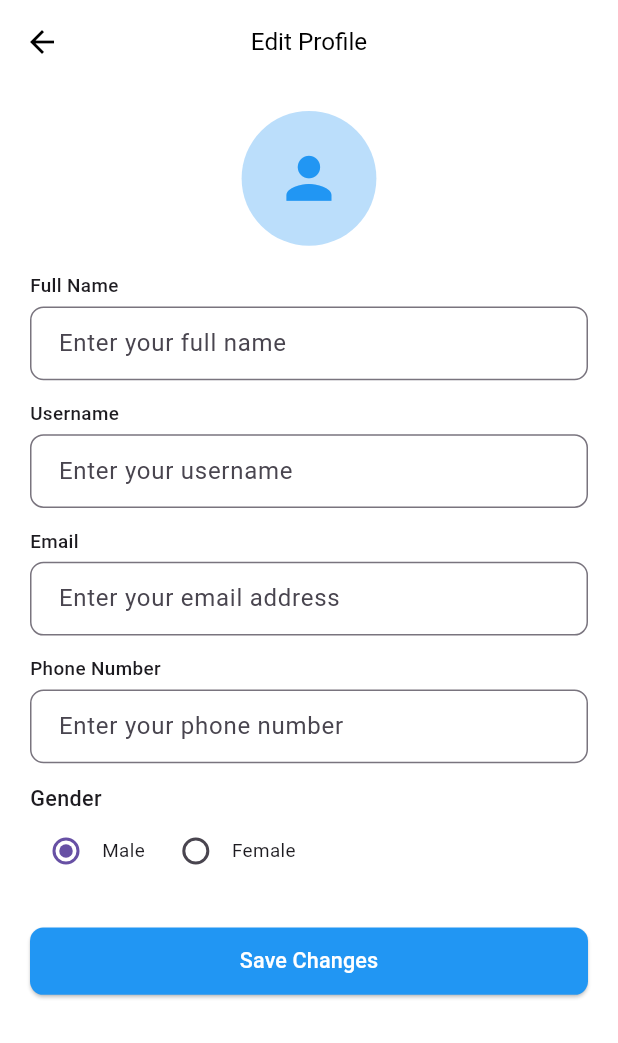
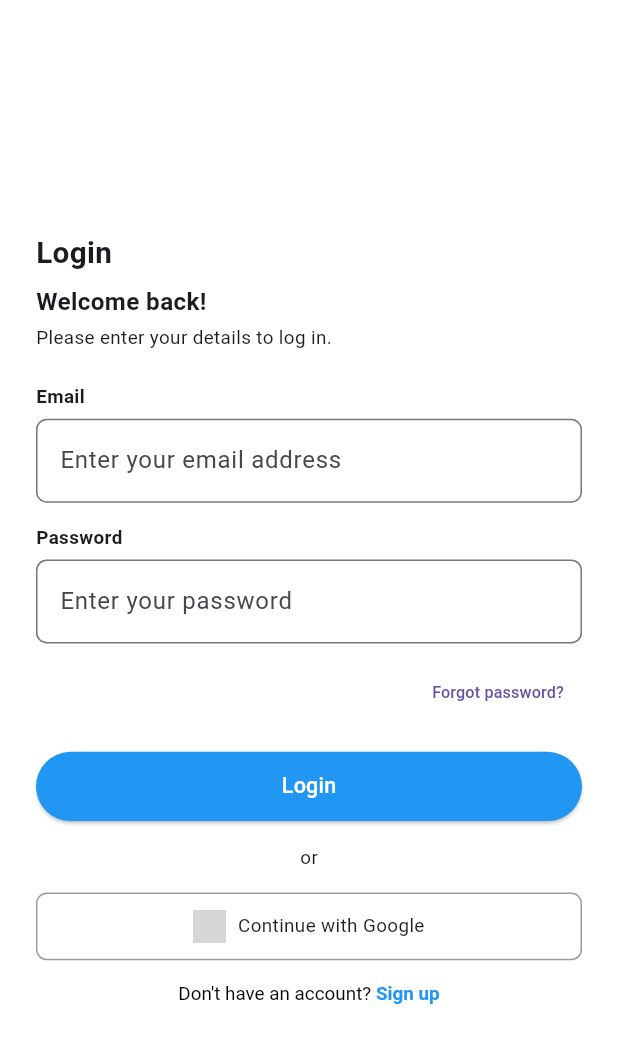
Before and after one commit to Momen-Yosri/yalla-dahab, a Flutter app: the screen it shows after launch, on a phone screen of 412 x 824 dp. Shown: the top 1043 px of the screen. Run offline on Flutter 3.47's test engine with Material 3 defaults, Android fonts, the phone set to English and light mode, and no system bars; our stand-ins replace flutter_screenutil, flutter_svg; network calls fail; project files that could hold a hidden picture were left out; grey boxes are pictures that could not be loaded.

Commit message:
Refactor authentication screens: rename LoginScreen to LoginScreenView, update initial routes, and enhance RegisterScreen with gender selection and improved UI

```diff
--- a/lib/main.dart
+++ b/lib/main.dart
@@ -1,11 +1,11 @@
 import 'package:flutter/material.dart';
 import 'package:flutter_screenutil/flutter_screenutil.dart';
-import 'package:yalla_dahab/views/authentication/login/login_screen.dart';
+import 'package:yalla_dahab/views/authentication/register/register_screen.dart';
 import 'package:yalla_dahab/views/home/home_screen.dart';
 import 'package:yalla_dahab/views/hotels/hotel_deitals_screen.dart';
 import 'package:yalla_dahab/views/settings/edit_profile_screen.dart';
 
-import 'views/authentication/register/register_screen.dart';
+import 'views/authentication/login/login_screen.dart';
 import 'views/hotels/all_hotels.dart';
 
 void main() {
@@ -24,13 +24,13 @@ class MyApp extends StatelessWidget {
       builder: (_ , child) {
         return  MaterialApp(
           debugShowCheckedModeBanner: false,
-      initialRoute:EditProfileScreen.routeName,
+      initialRoute:LoginScreenView.routeName,
       routes: {
-        LoginScreen.routeName: (context) => const LoginScreen(),
         RegisterScreen.routeName: (context) => const RegisterScreen(),
+        LoginScreenView.routeName: (context) => const LoginScreenView(),
+        HomeScreen.routeName: (context) =>  HomeScreen(),
         AllAvailableHotelsPage.routeName: (context) =>  AllAvailableHotelsPage(),
         HotelDetailsPage.routeName: (context) =>  HotelDetailsPage(),
-        HomeScreen.routeName: (context) =>  HomeScreen(),
         EditProfileScreen.routeName: (context) =>  EditProfileScreen(),
       },
       theme: ThemeData(
--- a/lib/views/authentication/login/login_screen.dart
+++ b/lib/views/authentication/login/login_screen.dart
@@ -1,80 +1,129 @@
 import 'package:flutter/material.dart';
 import 'package:flutter_screenutil/flutter_screenutil.dart';
-import 'package:flutter_svg/flutter_svg.dart';
 
-import '../widgets/custom_text_field.dart';
+class LoginScreenView extends StatelessWidget {
+  static const String routeName = "login_view";
+  const LoginScreenView({super.key});
 
-class LoginScreen extends StatelessWidget {
-  static const String routeName = "loginScreen";
-   const LoginScreen({super.key});
   @override
   Widget build(BuildContext context) {
-    return Scaffold(
-      appBar: AppBar(
-        title: Text('Sign Up'),
-      ),
+        return Scaffold(
       body: Padding(
-        padding:  REdgeInsets.all(16.0),
+        padding: EdgeInsets.symmetric(horizontal: 24.w),
         child: Column(
           crossAxisAlignment: CrossAxisAlignment.start,
-          children: <Widget>[
+          mainAxisAlignment: MainAxisAlignment.center,
+          children: [
             Text(
-              'Create Your Account',
-              style: TextStyle(fontSize: 20.sp, fontWeight: FontWeight.w600),
+              "Login",
+              style: TextStyle(fontSize: 22.sp, fontWeight: FontWeight.bold),
             ),
-            SizedBox(height: 20.h),
-             Text(
-              'Join our community and start your journey!',
-              style: TextStyle(fontSize: 11.sp, fontWeight: FontWeight.normal),
+            SizedBox(height: 8.h),
+            Text(
+              "Welcome back!",
+              style: TextStyle(fontSize: 18.sp, fontWeight: FontWeight.bold),
             ),
-          CustomTextField(title: 'Full Name', labelText: 'Enter your full name'),
-            SizedBox(height: 10.h),
-          CustomTextField(title: 'Email Address', labelText: 'Enter your email address'),
-            SizedBox(height: 10.h),
-          CustomTextField(title: 'Password', labelText: 'Enter a strong password'),
-            SizedBox(height: 10.h ),
-
-            SizedBox(height: 10.h),
-            Row(
-              children: <Widget>[
-                Text('Gender:'),
-                SizedBox(width: 10.w),
-                Radio(value: 'Male', groupValue: 'Gender', onChanged: (value) {}),
-                Text('Male'),
-                Radio(value: 'Female', groupValue: 'Gender', onChanged: (value) {}),
-                Text('Female'),
-              ],
+            SizedBox(height: 4.h),
+            Text(
+              "Please enter your details to log in.",
+              style: TextStyle(fontSize: 14.sp),
             ),
-            SizedBox(height: 20.h),
-            ElevatedButton(
-              onPressed: () {
-                // Handle sign up logic
-              },
-              child: Text('Sign Up'),
+            SizedBox(height: 24.h),
+            Text("Email", style: TextStyle(fontWeight: FontWeight.bold, fontSize: 14.sp)),
+            SizedBox(height: 6.h),
+            TextField(
+              decoration: InputDecoration(
+                hintText: "Enter your email address",
+                border: OutlineInputBorder(
+                  borderRadius: BorderRadius.circular(8.r),
+                ),
+              ),
+            ),
+            SizedBox(height: 16.h),
+            Text("Password", style: TextStyle(fontWeight: FontWeight.bold, fontSize: 14.sp)),
+            SizedBox(height: 6.h),
+            TextField(
+              obscureText: true,
+              decoration: InputDecoration(
+                hintText: "Enter your password",
+                border: OutlineInputBorder(
+                  borderRadius: BorderRadius.circular(8.r),
+                ),
+              ),
             ),
             SizedBox(height: 10.h),
-            Text('or'),
-            SizedBox(height: 10.h),
-            InkWell(
-              onTap: () {
-                // Handle Google sign up logic
-              },
-              child: Row(
-                children: [ SvgPicture.asset('assets/svg/google.svg'),
-                SizedBox(width: 8.w),
-                  Text('Continue with Google'),
-                ],
+            Align(
+              alignment: Alignment.centerRight,
+              child: TextButton(
+                onPressed: () {},
+                child: Text("Forgot password?", style: TextStyle(fontSize: 12.sp)),
               ),
             ),
-            SizedBox(height: 20.h),
-            TextButton(
-              onPressed: () {
-              },
-              child: Text('Already have an account? Log in'),
+            SizedBox(height: 16.h),
+            SizedBox(
+              width: double.infinity,
+              child: ElevatedButton(
+                style: ElevatedButton.styleFrom(
+                  backgroundColor: Colors.blue,
+                  padding: EdgeInsets.symmetric(vertical: 14.h),
+                ),
+                onPressed: () {},
+                child: Text(
+                  "Login",
+                  style: TextStyle(fontSize: 16.sp, color: Colors.white),
+                ),
+              ),
+            ),
+            SizedBox(height: 16.h),
+            Center(child: Text("or", style: TextStyle(fontSize: 14.sp))),
+            SizedBox(height: 16.h),
+            GestureDetector(
+              onTap: () {},
+              child: Container(
+                width: double.infinity,
+                padding: EdgeInsets.symmetric(vertical: 12.h),
+                decoration: BoxDecoration(
+                  border: Border.all(color: Colors.grey),
+                  borderRadius: BorderRadius.circular(8.r),
+                ),
+                child: Row(
+                  mainAxisAlignment: MainAxisAlignment.center,
+                  children: [
+                    Image.network(
+                      "https://upload.wikimedia.org/wikipedia/commons/thumb/5/53/Google_%22G%22_Logo.svg/512px-Google_%22G%22_Logo.svg.png",
+                      height: 24.h,
+                    ),
+                    SizedBox(width: 8.w),
+                    Text("Continue with Google", style: TextStyle(fontSize: 14.sp)),
+                  ],
+                ),
+              ),
+            ),
+            SizedBox(height: 16.h),
+            Center(
+              child: GestureDetector(
+                onTap: () {},
+                child: RichText(
+                  text: TextSpan(
+                    style: TextStyle(color: Colors.black, fontSize: 14.sp),
+                    children: [
+                      TextSpan(text: "Don't have an account? "),
+                      TextSpan(
+                        text: "Sign up",
+                        style: TextStyle(
+                          color: Colors.blue,
+                          fontWeight: FontWeight.bold,
+                        ),
+                      ),
+                    ],
+                  ),
+                ),
+              ),
             ),
           ],
         ),
       ),
     );
   }
+
 }
```
Also changed, not shown: lib/views/authentication/register/register_screen.dart (+94 -4 lines).
